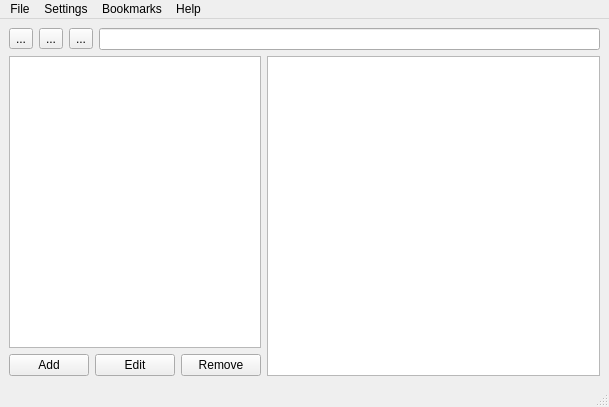
The window that src/mainwindow.ui (moose-kazan/qOPDSbrowser) describes before a commit, drawn with Qt 5.
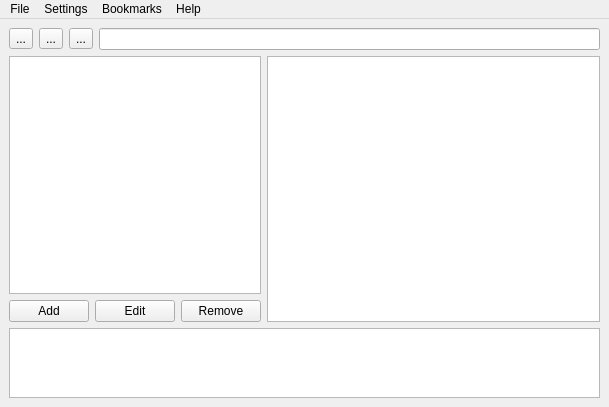
The same window after the commit. Icons and pictures are not drawn.

Commit message: Show download status and history

What changed in the file:
```diff
--- a/src/mainwindow.ui
+++ b/src/mainwindow.ui
@@ -22,7 +22,7 @@
    </property>
    <layout class="QVBoxLayout" name="verticalLayout_2">
     <item>
-     <layout class="QVBoxLayout" name="rootLayout">
+     <layout class="QVBoxLayout" name="rootLayout" stretch="0,5,1">
       <item>
        <layout class="QHBoxLayout" name="toolbarLayout">
         <item>
@@ -120,6 +120,19 @@
         </item>
        </layout>
       </item>
+      <item>
+       <widget class="QTableView" name="tableDownloads">
+        <property name="editTriggers">
+         <set>QAbstractItemView::NoEditTriggers</set>
+        </property>
+        <attribute name="horizontalHeaderVisible">
+         <bool>true</bool>
+        </attribute>
+        <attribute name="horizontalHeaderStretchLastSection">
+         <bool>true</bool>
+        </attribute>
+       </widget>
+      </item>
      </layout>
     </item>
    </layout>
@@ -164,7 +177,6 @@
    <addaction name="menuBookmarks"/>
    <addaction name="menuHelp"/>
   </widget>
-  <widget class="QStatusBar" name="statusbar"/>
   <action name="actionExit">
    <property name="text">
     <string>Exit</string>
```
The commit also changes 4 other files.
